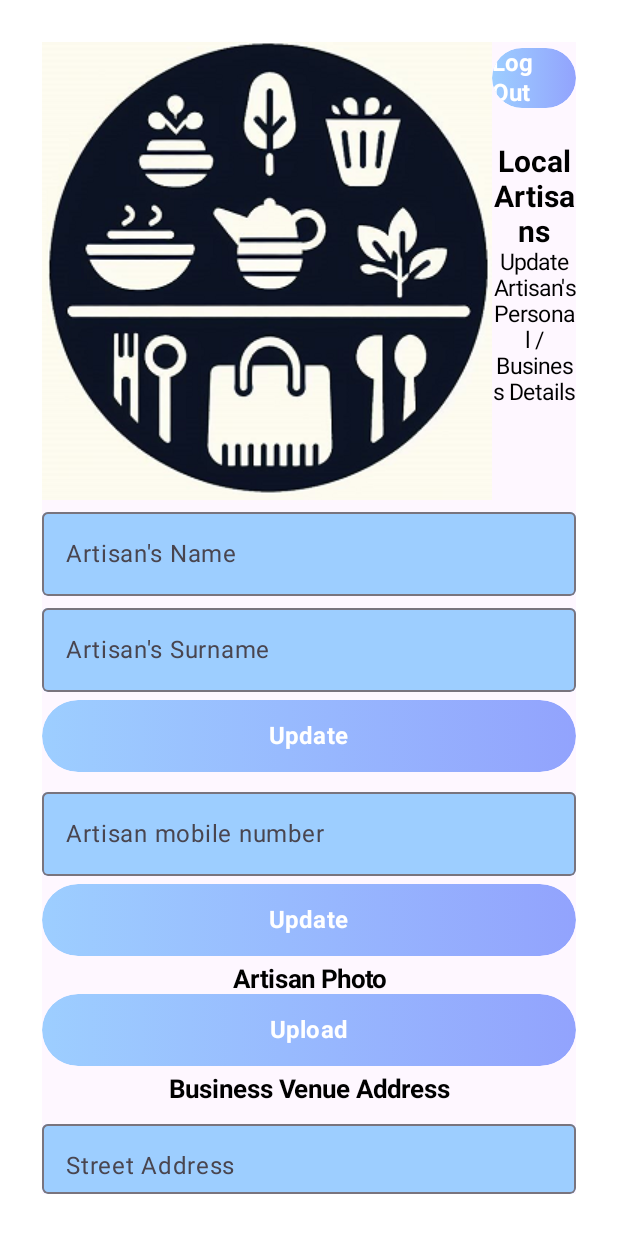
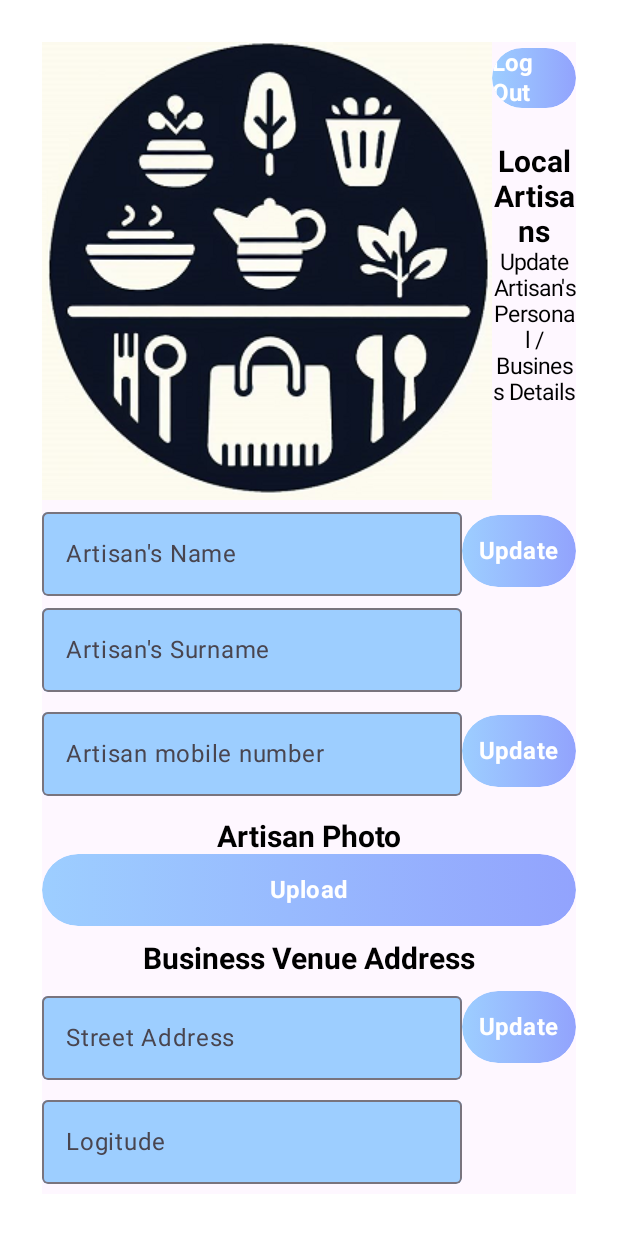
Before and after one commit to val1un41k/local_artisans, an Android app built with Jetpack Compose: the @Preview function UpdateArtisansPersonalDetailsPreview, on a phone screen of 412 x 824 dp. Shown: the top 1233 px of the screen. Run offline under Robolectric (Android 15) with nearby library versions, the phone set to English and light mode, and no system bars.

Commit message:
Fixin issues with screen looks

```diff
--- a/Coding/Artisans_App/app/src/main/java/com/example/artisans_app/screens/HomeScreen.kt
+++ b/Coding/Artisans_App/app/src/main/java/com/example/artisans_app/screens/HomeScreen.kt
@@ -1,6 +1,7 @@
 package com.example.artisans_app.screens
 
 import androidx.compose.foundation.background
+import androidx.compose.foundation.layout.Arrangement
 import androidx.compose.foundation.layout.Column
 import androidx.compose.foundation.layout.Spacer
 import androidx.compose.foundation.layout.fillMaxSize
@@ -26,13 +27,14 @@ fun HomeScreen() {
     )
     {
         HeadingTextComponentWithoutLogout(value = "Application Home Screen")
-        Column(modifier = Modifier.fillMaxSize()) {
-            Spacer(modifier = Modifier.height(80.dp))
-
+        Column(modifier = Modifier
+            .fillMaxSize(),
+            Arrangement.Center
+        ) {
             Spacer(modifier = Modifier.height(80.dp))
             //TODO Add Component Customer User
             ButtonComponent(value = "Customer User")
-        Spacer (modifier = Modifier.height(60.dp))
+        Spacer (modifier = Modifier.height(120.dp))
             //TODO Add Component Craft Maket User
         ButtonComponent(value = "Craft Maker User")
 
--- a/Coding/Artisans_App/app/src/main/java/com/example/artisans_app/screens/ResetPasswordScreen.kt
+++ b/Coding/Artisans_App/app/src/main/java/com/example/artisans_app/screens/ResetPasswordScreen.kt
@@ -1,6 +1,7 @@
 package com.example.artisans_app.screens
 
 import androidx.compose.foundation.background
+import androidx.compose.foundation.layout.Arrangement
 import androidx.compose.foundation.layout.Column
 import androidx.compose.foundation.layout.Spacer
 import androidx.compose.foundation.layout.fillMaxSize
@@ -24,9 +25,9 @@ fun ResetPasswordScreen() {
             .background(Color.White)
             .padding(28.dp),
     ){
-    Column(Modifier.fillMaxSize()){
         HeadingTextComponentWithoutLogout(value = "Reset Password Screen")
-        Spacer(modifier = Modifier.height(80.dp))
+    Column(Modifier.fillMaxSize(),
+        Arrangement.Center){
         //TODO Add Component Email and address per registration
         myTextFireldContent(labelValue = "Email and address per registration")
         Spacer(modifier = Modifier.height(80.dp))
--- a/Coding/Artisans_App/app/src/main/java/com/example/artisans_app/screens/UpdateArtisansPersonalDetails.kt
+++ b/Coding/Artisans_App/app/src/main/java/com/example/artisans_app/screens/UpdateArtisansPersonalDetails.kt
@@ -10,10 +10,17 @@ import androidx.compose.foundation.layout.fillMaxWidth
 import androidx.compose.foundation.layout.height
 import androidx.compose.foundation.layout.heightIn
 import androidx.compose.foundation.layout.padding
+import androidx.compose.foundation.text.KeyboardOptions
+import androidx.compose.material3.ExperimentalMaterial3Api
+import androidx.compose.material3.OutlinedTextField
 import androidx.compose.material3.Surface
 import androidx.compose.material3.Text
+import androidx.compose.material3.TextFieldDefaults
 import androidx.compose.runtime.Composable
+import androidx.compose.runtime.mutableStateOf
+import androidx.compose.runtime.remember
 import androidx.compose.ui.Modifier
+import androidx.compose.ui.draw.clip
 import androidx.compose.ui.graphics.Color
 import androidx.compose.ui.res.colorResource
 import androidx.compose.ui.text.TextStyle
@@ -27,6 +34,9 @@ import com.example.artisans_app.R
 import com.example.artisans_app.app.components.ButtonComponent
 import com.example.artisans_app.app.components.HeadingTextComponentWithLogOut
 import com.example.artisans_app.app.components.myTextFireldContent
+import com.example.artisans_app.ui.theme.ColorSecndary
+import com.example.artisans_app.ui.theme.ComponentsShapes
+import com.example.artisans_app.ui.theme.Primary
 
 @Composable
 fun UpdateArtisansPersonalDetails() {
@@ -37,28 +47,41 @@ fun UpdateArtisansPersonalDetails() {
             .padding(28.dp)
     ) {
         Column(
-            modifier = Modifier.fillMaxSize()
         ) {
             HeadingTextComponentWithLogOut(value = "Update Artisan's Personal / Business Details")
+            //TODO Create Component
+            Row() {
+                Column() {
+                    ModifyArtisanDetailsTextField(labelValue = "Artisan's Name")
+                    ModifyArtisanDetailsTextField(labelValue = "Artisan's Surname")
+                }
+                Column(){
+                    Spacer(modifier = Modifier.height(10.dp))
+                    ButtonComponent(value = "Update")
+            }
 
-            myTextFireldContent(labelValue = "Artisan's Name")
-            myTextFireldContent(labelValue = "Artisan's Surname")
+            }
+
             Spacer(modifier = Modifier.height(5.dp))
-            ButtonComponent(value = "Update")
-            Spacer(modifier = Modifier.height(5.dp))
+                Row() {
+                    Column() {
+                        ModifyArtisanDetailsTextField(labelValue = "Artisan mobile number")
+                        Spacer(modifier = Modifier.height(5.dp))
+                    }
+                    Column() {
+                        Spacer(modifier = Modifier.height(10.dp))
+                        ButtonComponent(value = "Update")
 
-            myTextFireldContent(labelValue = "Artisan mobile number")
-            Spacer(modifier = Modifier.height(5.dp))
-            ButtonComponent(value = "Update")
-            Spacer(modifier = Modifier.height(5.dp))
-
+                    }
+                }
+            Spacer(modifier = Modifier.height(10.dp))
                 Text(
                     text = "Artisan Photo",
                     modifier = Modifier
                         .fillMaxWidth()
                         .heightIn(),
                     style = TextStyle(
-                        fontSize = 17.sp,
+                        fontSize = 20.sp,
                         fontWeight = FontWeight.Bold,
                         fontStyle = FontStyle.Normal
                     ),
@@ -67,7 +90,7 @@ fun UpdateArtisansPersonalDetails() {
                 )
 
                 ButtonComponent(value = "Upload")
-            Spacer(modifier = Modifier.height(5.dp))
+            Spacer(modifier = Modifier.height(10.dp))
 
                 Text(
                     text = "Business Venue Address",
@@ -75,21 +98,30 @@ fun UpdateArtisansPersonalDetails() {
                         .fillMaxWidth()
                         .heightIn(),
                     style = TextStyle(
-                        fontSize = 17.sp,
+                        fontSize = 20.sp,
                         fontWeight = FontWeight.Bold,
                         fontStyle = FontStyle.Normal
                     ),
                     color = colorResource(id = R.color.black),
                     textAlign = TextAlign.Center
                 )
-                Spacer(modifier = Modifier.height(5.dp))
-                myTextFireldContent(labelValue = "Street Address")
-                Spacer(modifier = Modifier.height(5.dp))
-                myTextFireldContent(labelValue = "Logitude")
-                Spacer(modifier = Modifier.height(5.dp))
-                myTextFireldContent(labelValue = "Latitude")
-                Spacer(modifier = Modifier.height(5.dp))
-                ButtonComponent(value = "Update")
+            Row(){
+                Column(){
+                    Spacer(modifier = Modifier.height(5.dp))
+                    ModifyArtisanDetailsTextField(labelValue = "Street Address")
+                    Spacer(modifier = Modifier.height(5.dp))
+                    ModifyArtisanDetailsTextField(labelValue = "Logitude")
+                    Spacer(modifier = Modifier.height(5.dp))
+                    ModifyArtisanDetailsTextField(labelValue = "Latitude")
+
+                }
+                Column(){
+                    Spacer(modifier = Modifier.height(10.dp))
+                    ButtonComponent(value = "Update")
+                }
+            }
+
+
 
 
                 Spacer(modifier = Modifier.height(5.dp))
@@ -108,3 +140,22 @@ fun UpdateArtisansPersonalDetails() {
 fun UpdateArtisansPersonalDetailsPreview() {
     UpdateArtisansPersonalDetails()
 }
+
+@OptIn(ExperimentalMaterial3Api::class)
+@Composable
+    fun ModifyArtisanDetailsTextField(labelValue: String){
+        val textValue = remember { mutableStateOf("") }
+        OutlinedTextField(
+            modifier = Modifier.clip(ComponentsShapes.small),
+            label = {Text(text = labelValue)},
+            colors = TextFieldDefaults.outlinedTextFieldColors(
+                containerColor = ColorSecndary,
+                focusedBorderColor = Primary,
+                focusedLabelColor = Primary,
+                cursorColor = Primary,
+            ),
+            keyboardOptions = KeyboardOptions.Default,
+            value = textValue.value,
+            onValueChange = {textValue.value = it},
+        )
+    }
--- a/Coding/Artisans_App/app/src/main/java/com/example/artisans_app/screens/loginScreenForCustomer.kt
+++ b/Coding/Artisans_App/app/src/main/java/com/example/artisans_app/screens/loginScreenForCustomer.kt
@@ -1,6 +1,7 @@
 package com.example.artisans_app.screens
 
 import androidx.compose.foundation.background
+import androidx.compose.foundation.layout.Arrangement
 import androidx.compose.foundation.layout.Column
 import androidx.compose.foundation.layout.Spacer
 import androidx.compose.foundation.layout.fillMaxSize
@@ -25,11 +26,9 @@ fun loginScreenForCustomer() {
             .background(Color.White)
             .padding(28.dp),
     ) {
-        Column(modifier = Modifier.fillMaxSize()) {
+        Column(modifier = Modifier.fillMaxSize(),
+            Arrangement.Center) {
         HeadingTextComponentWithoutLogout(value = "Login Screen For Customer")
-
-        Spacer(modifier = Modifier.height(40.dp))
-
 
             myTextFireldContent(labelValue = "User Name")
             PasswordTextFieldComponent(labelValue = "Password")
```
